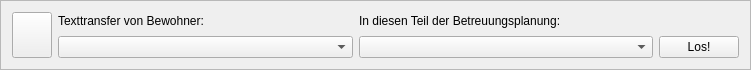
Above: ebp_client/texttransferagent.ui from Robotregent/EBP before the change. Below: the same form after it.
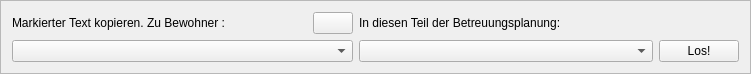
That is the form after the change. Icons and pictures are not drawn.

Commit message: Häßlicher hack, um irgendwie Zeilenumrüche in den Texttransfer zu bekommen. Ich schreib da jetzt halt <br> Elemente in den String...

```diff
--- a/ebp_client/texttransferagent.ui
+++ b/ebp_client/texttransferagent.ui
@@ -31,28 +31,28 @@
   <property name="frameShadow">
    <enum>QFrame::Raised</enum>
   </property>
-  <layout class="QGridLayout" name="gridLayout" columnstretch="0,1,1,0">
+  <layout class="QGridLayout" name="gridLayout" columnstretch="0,1,0,1,0">
    <item row="0" column="1">
     <widget class="QLabel" name="label">
      <property name="text">
-      <string>Texttransfer von Bewohner:</string>
+      <string>Markierter Text kopieren. Zu Bewohner :</string>
      </property>
     </widget>
    </item>
-   <item row="0" column="2">
+   <item row="0" column="3">
     <widget class="QLabel" name="label_2">
      <property name="text">
       <string>In diesen Teil der Betreuungsplanung:</string>
      </property>
     </widget>
    </item>
-   <item row="1" column="1">
+   <item row="1" column="1" colspan="2">
     <widget class="QComboBox" name="bewohnerBox"/>
    </item>
-   <item row="1" column="2">
-    <widget class="QComboBox" name="PlanungsBox"/>
-   </item>
    <item row="1" column="3">
+    <widget class="QComboBox" name="PlanungsBox"/>
+   </item>
+   <item row="1" column="4">
     <widget class="QPushButton" name="pushButton">
      <property name="text">
       <string>Los!</string>
@@ -63,7 +63,7 @@
      </property>
     </widget>
    </item>
-   <item row="0" column="0" rowspan="2">
+   <item row="0" column="2">
     <widget class="QPushButton" name="helpButton">
      <property name="sizePolicy">
       <sizepolicy hsizetype="Minimum" vsizetype="Minimum">
```
The commit also changes 4 other files.
